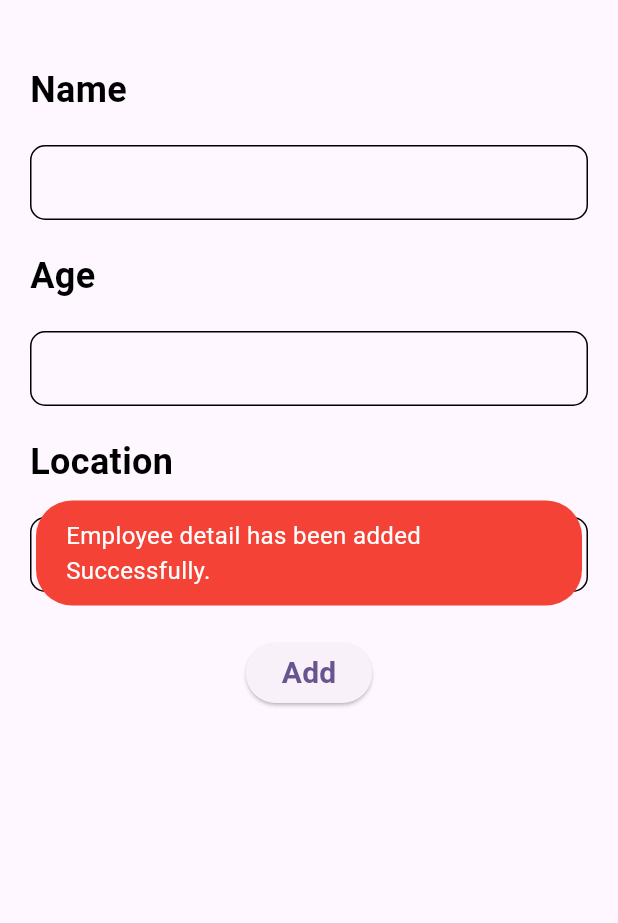
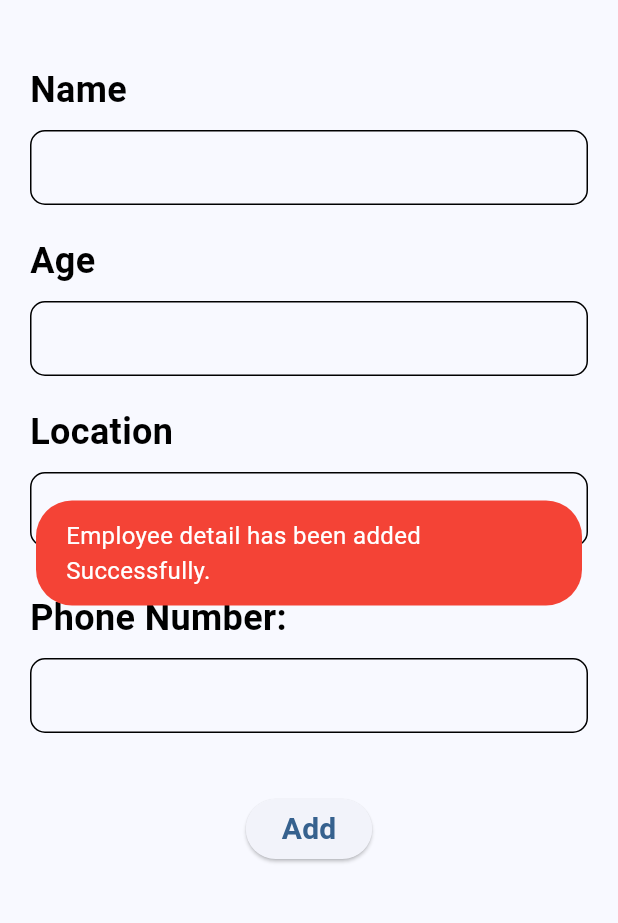
Before and after one commit to hashirSoomro/Employee_Info_Card_App, a Flutter app: the Employee screen opened directly, after a tap on "Add", on a phone screen of 412 x 824 dp, the part 65-988 px from its top. Run offline on Flutter 3.47's test engine with Material 3 defaults, Android fonts, the light colour scheme and no system bars; our stand-ins replace cloud_firestore, firebase_core, fluttertoast, random_string; accounts and stored records are empty.

Commit message:
Add Phone Feature
Make some slight changes in UI and add phone feature to the form. Also fix some problems.

```diff
--- a/lib/pages/employee.dart
+++ b/lib/pages/employee.dart
@@ -14,6 +14,7 @@ class _EmployeeState extends State<Employee> {
   TextEditingController nameController = TextEditingController();
   TextEditingController ageController = TextEditingController();
   TextEditingController locationController = TextEditingController();
+  TextEditingController phoneController = TextEditingController();
   @override
   Widget build(BuildContext context) {
     return Scaffold(
@@ -33,7 +34,8 @@ class _EmployeeState extends State<Employee> {
           ),
         ]),
       ),
-      body: Container(
+      body: SingleChildScrollView(
+        child: Container(
           margin: EdgeInsets.only(left: 20, top: 30, right: 20),
           child: Column(
             crossAxisAlignment: CrossAxisAlignment.start,
@@ -46,7 +48,7 @@ class _EmployeeState extends State<Employee> {
                     fontWeight: FontWeight.bold),
               ),
               SizedBox(
-              height: 20,
+                height: 10,
               ),
               Container(
                 padding: EdgeInsets.only(left: 10),
@@ -67,7 +69,7 @@ class _EmployeeState extends State<Employee> {
                     fontWeight: FontWeight.bold),
               ),
               SizedBox(
-              height: 20,
+                height: 10,
               ),
               Container(
                 padding: EdgeInsets.only(left: 10),
@@ -88,7 +90,7 @@ class _EmployeeState extends State<Employee> {
                     fontWeight: FontWeight.bold),
               ),
               SizedBox(
-              height: 20,
+                height: 10,
               ),
               Container(
                 padding: EdgeInsets.only(left: 10),
@@ -103,6 +105,29 @@ class _EmployeeState extends State<Employee> {
               SizedBox(
                 height: 30,
               ),
+              Text(
+                "Phone Number:",
+                style: TextStyle(
+                    color: Colors.black,
+                    fontSize: 24,
+                    fontWeight: FontWeight.bold),
+              ),
+              SizedBox(
+                height: 10,
+              ),
+              Container(
+                padding: EdgeInsets.only(left: 10),
+                decoration: BoxDecoration(
+                    border: Border.all(),
+                    borderRadius: BorderRadius.circular(10)),
+                child: TextField(
+                  controller: phoneController,
+                  decoration: InputDecoration(border: InputBorder.none),
+                ),
+              ),
+              SizedBox(
+                height: 40,
+              ),
               Center(
                 child: ElevatedButton(
                     onPressed: () async {
@@ -111,7 +136,8 @@ class _EmployeeState extends State<Employee> {
                         "Name": nameController.text,
                         "Age": ageController.text,
                         "Id": Id,
-                      "Location": locationController.text
+                        "Location": locationController.text,
+                        "Phone": phoneController.text
                       };
                       await DatabaseMethods()
                           .addEmployeeDetails(employeeInfoMap, Id)
@@ -129,12 +155,14 @@ class _EmployeeState extends State<Employee> {
                     },
                     child: Text(
                       "Add",
-                    style: TextStyle(fontSize: 20, fontWeight: FontWeight.bold),
+                      style:
+                          TextStyle(fontSize: 20, fontWeight: FontWeight.bold),
                     )),
               )
             ],
           ),
         ),
+      ),
     );
   }
 }
--- a/lib/pages/home.dart
+++ b/lib/pages/home.dart
@@ -14,6 +14,7 @@ class _HomeState extends State<Home> {
   TextEditingController nameController = TextEditingController();
   TextEditingController ageController = TextEditingController();
   TextEditingController locationController = TextEditingController();
+  TextEditingController phoneController = TextEditingController();
   Stream? EmployeeStream;
 
   getontheload() async {
@@ -66,6 +67,7 @@ class _HomeState extends State<Home> {
                                         ageController.text = ds["Age"];
                                         locationController.text =
                                             ds["Location"];
+                                        phoneController.text = ds["Phone"];
                                         EditEmployeeDetail(ds["Id"]);
                                       },
                                       child: Icon(
@@ -102,6 +104,13 @@ class _HomeState extends State<Home> {
                                     color: Colors.blue,
                                     fontSize: 20,
                                     fontWeight: FontWeight.bold),
+                              ),
+                              Text(
+                                "Phone: " + ds["Phone"],
+                                style: TextStyle(
+                                    color: Colors.orange,
+                                    fontSize: 20,
+                                    fontWeight: FontWeight.bold),
                               )
                             ],
                           ),
@@ -126,12 +135,12 @@ class _HomeState extends State<Home> {
       appBar: AppBar(
         title: Row(mainAxisAlignment: MainAxisAlignment.center, children: [
           Text(
-            "Flutter",
+            "Employee",
             style: TextStyle(
                 color: Colors.blue, fontSize: 24, fontWeight: FontWeight.bold),
           ),
           Text(
-            "Firebase",
+            "InfoCards",
             style: TextStyle(
                 color: Colors.orange,
                 fontSize: 24,
@@ -153,7 +162,8 @@ class _HomeState extends State<Home> {
   Future EditEmployeeDetail(String id) => showDialog(
       context: context,
       builder: (context) => AlertDialog(
-            content: Container(
+            content: SingleChildScrollView(
+              child: Container(
                 child: Column(
                   crossAxisAlignment: CrossAxisAlignment.start,
                   children: [
@@ -253,6 +263,29 @@ class _HomeState extends State<Home> {
                       ),
                     ),
                     SizedBox(
+                      height: 20,
+                    ),
+                    Text(
+                      "Phone Number",
+                      style: TextStyle(
+                          color: Colors.black,
+                          fontSize: 20,
+                          fontWeight: FontWeight.bold),
+                    ),
+                    SizedBox(
+                      height: 10,
+                    ),
+                    Container(
+                      padding: EdgeInsets.only(left: 10),
+                      decoration: BoxDecoration(
+                          border: Border.all(),
+                          borderRadius: BorderRadius.circular(10)),
+                      child: TextField(
+                        controller: phoneController,
+                        decoration: InputDecoration(border: InputBorder.none),
+                      ),
+                    ),
+                    SizedBox(
                       height: 30,
                     ),
                     Center(
@@ -262,7 +295,8 @@ class _HomeState extends State<Home> {
                                 "Name": nameController.text,
                                 "Age": ageController.text,
                                 "Id": id,
-                              "Location": locationController.text
+                                "Location": locationController.text,
+                                "Phone": phoneController.text
                               };
                               await DatabaseMethods()
                                   .updateEmployeeDetail(id, updateInfo)
@@ -274,5 +308,6 @@ class _HomeState extends State<Home> {
                   ],
                 ),
               ),
+            ),
           ));
 }
```
Also changed, not shown: lib/main.dart (+2 -50 lines). Lines whose indentation alone changed are shown as unchanged.
